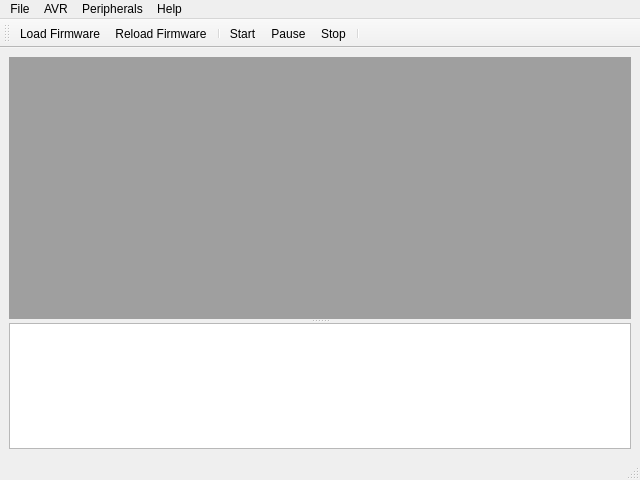
Old version of the form src/mainwindow.ui in the repository ichpuchtli/ESS.
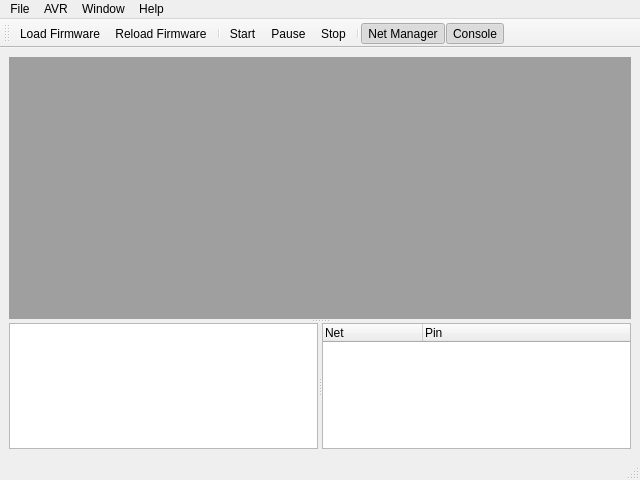
New version of the form. Icons and pictures are not drawn. Custom widgets are drawn as their Qt base class.

Commit message:
mainwindow: integrated netmanager beside console, new actions reflect the visibility of both windows
NOTE: instantiation of the net manager is done inside the ui_mainwindow.h

Diff of the .ui file:
```diff
--- a/src/mainwindow.ui
+++ b/src/mainwindow.ui
@@ -16,17 +16,15 @@
   <widget class="QWidget" name="centralwidget">
    <layout class="QHBoxLayout" name="horizontalLayout">
     <item>
-     <widget class="QSplitter" name="splitter">
-      <property name="sizePolicy">
-       <sizepolicy hsizetype="Expanding" vsizetype="Expanding">
-        <horstretch>0</horstretch>
-        <verstretch>0</verstretch>
-       </sizepolicy>
-      </property>
+     <widget class="QSplitter" name="splitter_2">
       <property name="orientation">
        <enum>Qt::Vertical</enum>
       </property>
       <widget class="QMdiArea" name="mdiArea"/>
+      <widget class="QSplitter" name="splitter">
+       <property name="orientation">
+        <enum>Qt::Horizontal</enum>
+       </property>
       <widget class="QTextEdit" name="logViewer">
        <property name="minimumSize">
         <size>
@@ -44,6 +42,45 @@
         <set>Qt::TextEditorInteraction</set>
        </property>
       </widget>
+       <widget class="NetManager" name="netManager">
+        <property name="indentation">
+         <number>20</number>
+        </property>
+        <property name="animated">
+         <bool>true</bool>
+        </property>
+        <property name="columnCount">
+         <number>2</number>
+        </property>
+        <attribute name="headerVisible">
+         <bool>true</bool>
+        </attribute>
+        <attribute name="headerShowSortIndicator" stdset="0">
+         <bool>false</bool>
+        </attribute>
+        <attribute name="headerStretchLastSection">
+         <bool>true</bool>
+        </attribute>
+        <column>
+         <property name="text">
+          <string>Net</string>
+         </property>
+         <property name="icon">
+          <iconset resource="../resources.qrc">
+           <normaloff>:/media/icons/view-grid.png</normaloff>:/media/icons/view-grid.png</iconset>
+         </property>
+        </column>
+        <column>
+         <property name="text">
+          <string>Pin</string>
+         </property>
+         <property name="icon">
+          <iconset resource="../resources.qrc">
+           <normaloff>:/media/icons/merge.png</normaloff>:/media/icons/merge.png</iconset>
+         </property>
+        </column>
+       </widget>
+      </widget>
      </widget>
     </item>
    </layout>
@@ -54,7 +91,7 @@
      <x>0</x>
      <y>0</y>
      <width>640</width>
-     <height>25</height>
+     <height>23</height>
     </rect>
    </property>
    <widget class="QMenu" name="menuFile">
@@ -66,11 +103,6 @@
     <addaction name="separator"/>
     <addaction name="actionClose"/>
    </widget>
-   <widget class="QMenu" name="menuPlugins">
-    <property name="title">
-     <string>Peripherals</string>
-    </property>
-   </widget>
    <widget class="QMenu" name="menuHelp">
     <property name="title">
      <string>Help</string>
@@ -92,9 +124,16 @@
     <addaction name="actionStop"/>
     <addaction name="separator"/>
    </widget>
+   <widget class="QMenu" name="menuWindow">
+    <property name="title">
+     <string>Window</string>
+    </property>
+    <addaction name="actionNetManager"/>
+    <addaction name="actionConsole"/>
+   </widget>
    <addaction name="menuFile"/>
    <addaction name="menuAVR"/>
-   <addaction name="menuPlugins"/>
+   <addaction name="menuWindow"/>
    <addaction name="menuHelp"/>
   </widget>
   <widget class="QStatusBar" name="statusbar"/>
@@ -115,6 +154,8 @@
    <addaction name="actionPause"/>
    <addaction name="actionStop"/>
    <addaction name="separator"/>
+   <addaction name="actionNetManager"/>
+   <addaction name="actionConsole"/>
   </widget>
   <action name="actionOpen_Session">
    <property name="icon">
@@ -230,7 +271,55 @@
     <string>Start</string>
    </property>
   </action>
+  <action name="actionConsole">
+   <property name="checkable">
+    <bool>true</bool>
+   </property>
+   <property name="checked">
+    <bool>true</bool>
+   </property>
+   <property name="icon">
+    <iconset>
+     <normalon>:/media/icons/utilities-terminal.png</normalon>
+    </iconset>
+   </property>
+   <property name="text">
+    <string>Console</string>
+   </property>
+   <property name="toolTip">
+    <string>&lt;html&gt;&lt;head/&gt;&lt;body&gt;&lt;p&gt;Debug Console&lt;/p&gt;&lt;/body&gt;&lt;/html&gt;</string>
+   </property>
+   <property name="iconVisibleInMenu">
+    <bool>true</bool>
+   </property>
+  </action>
+  <action name="actionNetManager">
+   <property name="checkable">
+    <bool>true</bool>
+   </property>
+   <property name="checked">
+    <bool>true</bool>
+   </property>
+   <property name="icon">
+    <iconset>
+     <normalon>:/media/icons/code-class.png</normalon>
+    </iconset>
+   </property>
+   <property name="text">
+    <string>Net Manager</string>
+   </property>
+   <property name="toolTip">
+    <string>&lt;html&gt;&lt;head/&gt;&lt;body&gt;&lt;p&gt;Net List Manager&lt;/p&gt;&lt;/body&gt;&lt;/html&gt;</string>
+   </property>
+  </action>
  </widget>
+ <customwidgets>
+  <customwidget>
+   <class>NetManager</class>
+   <extends>QTreeWidget</extends>
+   <header>netmgr.h</header>
+  </customwidget>
+ </customwidgets>
  <resources>
   <include location="../resources.qrc"/>
  </resources>
```
Left out of the diff: 2 changed lines with no effect on the pictures. Lines whose indentation alone changed are shown as unchanged. The commit also changes 2 other files.
